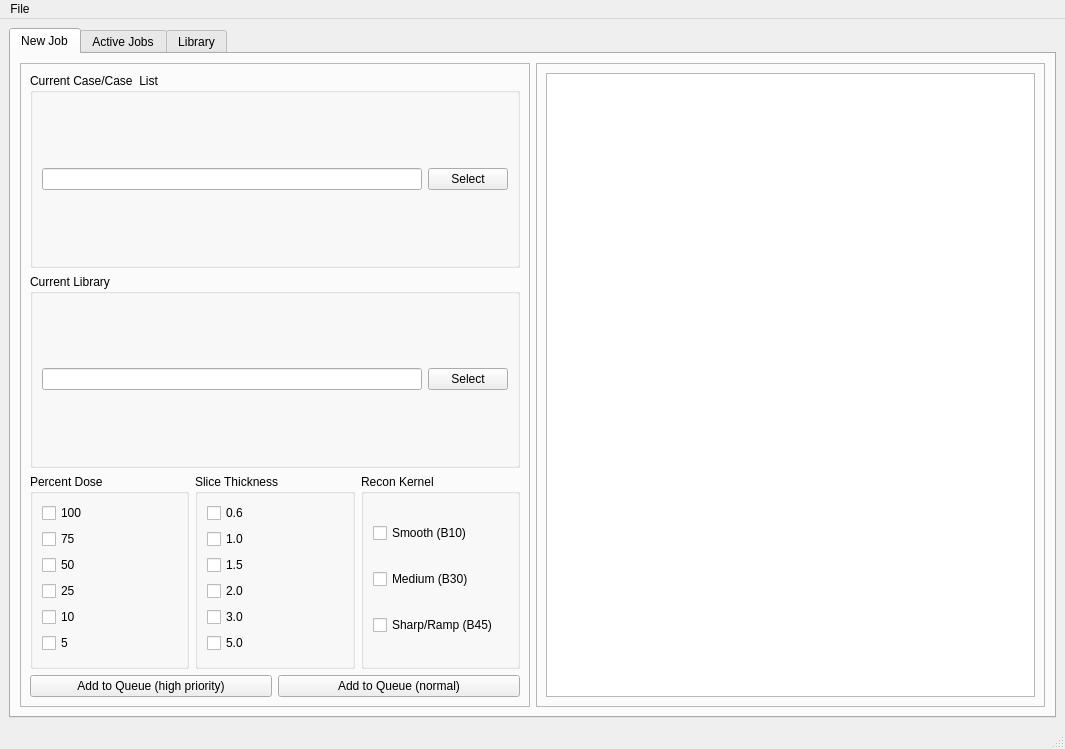
Old version of the form ctbb_pipeline.ui in the repository captnjohnny1618/CTBB_Pipeline.
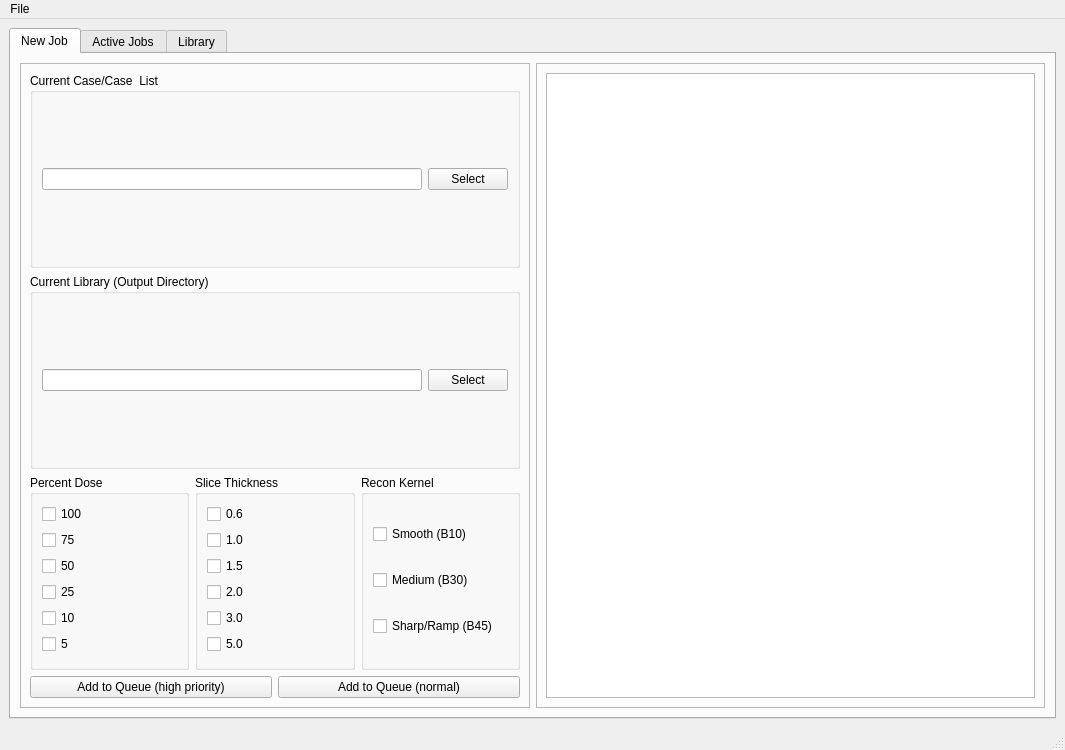
New version of the form.

Commit message: Hooking up callbacks

Diff of the .ui file:
```diff
--- a/ctbb_pipeline.ui
+++ b/ctbb_pipeline.ui
@@ -7,7 +7,7 @@
     <x>0</x>
     <y>0</y>
     <width>1065</width>
-    <height>749</height>
+    <height>750</height>
    </rect>
   </property>
   <property name="windowTitle">
@@ -58,7 +58,7 @@
              <item>
               <widget class="QGroupBox" name="groupBox_5">
                <property name="title">
-                <string>Current Library</string>
+                <string>Current Library (Output Directory)</string>
                </property>
                <layout class="QHBoxLayout" name="horizontalLayout_5">
                 <item>
```
Left out of the diff: 30 changed lines with no effect on the pictures. The commit also changes 2 other files.
